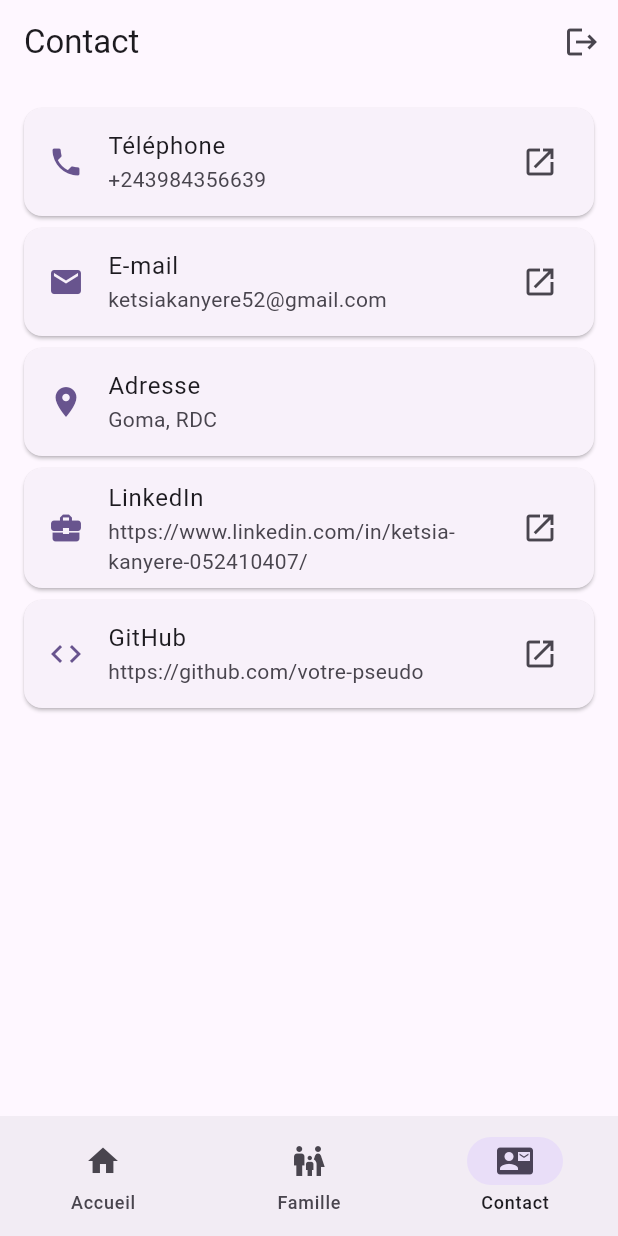
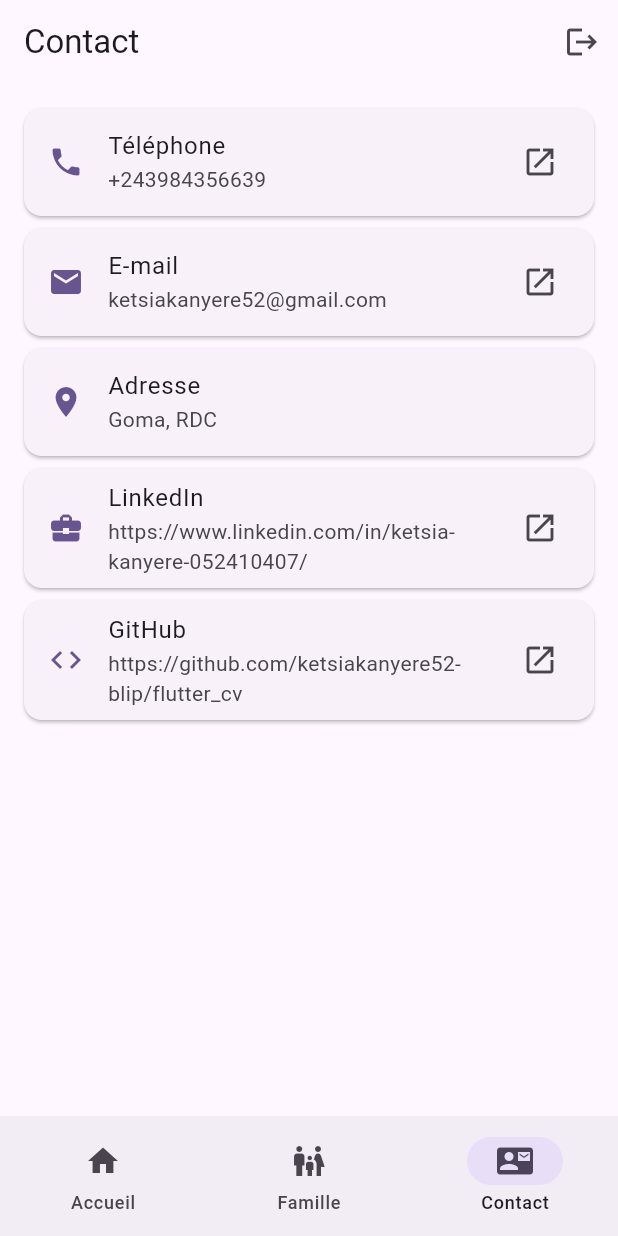
Before and after one commit to ketsiakanyere52-blip/flutter_cv, a Flutter app: the MainShell screen opened directly, item 3 of the bottom bar chosen, on a phone screen of 412 x 824 dp. Run offline on Flutter 3.47's test engine with Material 3 defaults, Android fonts, the phone set to English and light mode, and no system bars.

Commit message:
midifier fichier

```diff
--- a/lib/Experiance.dart
+++ b/lib/Experiance.dart
@@ -98,5 +98,5 @@ class Profile {
   static const adresse = 'Goma, RDC';
   static const linkedin =
       'https://www.linkedin.com/in/ketsia-kanyere-052410407/';
-  static const github = 'https://github.com/votre-pseudo';
+  static const github = 'https://github.com/ketsiakanyere52-blip/flutter_cv';
 }
```
